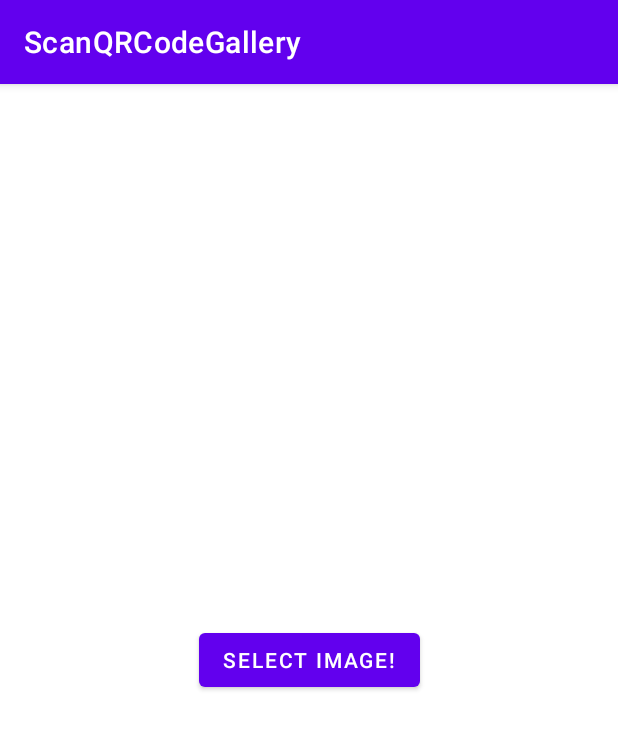
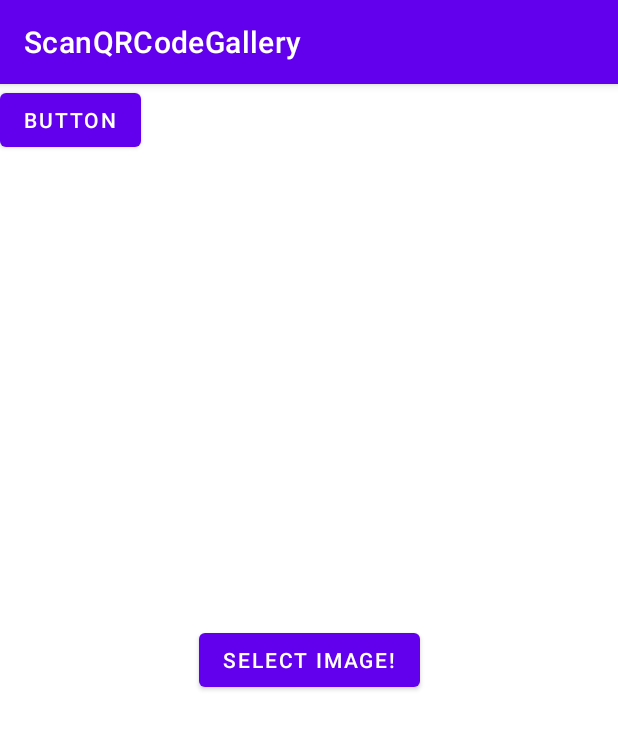
Before and after one commit to 6vedant/ScanQRCodeGallery, an Android app: the screen it shows after launch (MainActivity), on a phone screen of 412 x 824 dp. Shown: the top 729 px of the screen. Run offline under Robolectric (Android 15) with nearby library versions, the phone set to English and light mode, and no system bars; libraries missing offline, so code that uses them is left out: com.journeyapps.barcodescanner.

```diff
--- a/app/src/main/AndroidManifest.xml
+++ b/app/src/main/AndroidManifest.xml
@@ -1,6 +1,10 @@
 <?xml version="1.0" encoding="utf-8"?>
 <manifest xmlns:android="http://schemas.android.com/apk/res/android"
     package="io.vedant.scanqrcodegallery">
+
+    <uses-permission android:name="android.permission.CAMERA"/>
+    <uses-permission android:name="android.permission.WAKE_LOCK"/>
+    <uses-permission android:name="android.permission.VIBRATE"/>
 
     <application
         android:allowBackup="true"
--- a/app/src/main/java/io/vedant/scanqrcodegallery/MainActivity.java
+++ b/app/src/main/java/io/vedant/scanqrcodegallery/MainActivity.java
@@ -1,5 +1,6 @@
 package io.vedant.scanqrcodegallery;
 
+import androidx.activity.result.ActivityResultLauncher;
 import androidx.appcompat.app.AppCompatActivity;
 
 import android.content.Intent;
@@ -18,6 +19,8 @@ import com.google.zxing.RGBLuminanceSource;
 import com.google.zxing.Reader;
 import com.google.zxing.Result;
 import com.google.zxing.common.HybridBinarizer;
+import com.journeyapps.barcodescanner.ScanContract;
+import com.journeyapps.barcodescanner.ScanOptions;
 
 import java.io.FileNotFoundException;
 import java.io.InputStream;
@@ -25,19 +28,47 @@ import java.io.InputStream;
 public class MainActivity extends AppCompatActivity {
     private static final int PICK_IMAGE = 333;
     private static final String TAG = "GALLERY";
-
+    private final ActivityResultLauncher<ScanOptions> barcodeLauncher = registerForActivityResult(new ScanContract(),
+            result -> {
+                if(result.getContents() == null) {
+                    Toast.makeText(MainActivity.this, "Cancelled", Toast.LENGTH_LONG).show();
+                } else {
+                    Toast.makeText(MainActivity.this, "Scanned: " + result.getContents(), Toast.LENGTH_LONG).show();
+                }
+            });
     @Override
     protected void onCreate(Bundle savedInstanceState) {
         super.onCreate(savedInstanceState);
         setContentView(R.layout.activity_main);
 
+        findViewById(R.id.scan_qr).setOnClickListener(new View.OnClickListener() {
+            @Override
+            public void onClick(View v) {
+                // open camera to scan a qr/barcode
+
+                barcodeLauncher.launch(new ScanOptions());
+            }
+        });
 
         findViewById(R.id.select_image_btn).setOnClickListener(new View.OnClickListener() {
             @Override
             public void onClick(View v) {
+
+
+
                 // select image
                 Intent intent = new Intent(Intent.ACTION_PICK, android.provider.MediaStore.Images.Media.EXTERNAL_CONTENT_URI);
                 startActivityForResult(intent, PICK_IMAGE);
+
+
+//                try {
+//
+//                    Intent intent = new Intent("com.google.zxing.client.android.SCAN");
+//                    intent.putExtra("SCAN_MODE", "QR_CODE_MODE"); // "PRODUCT_MODE for bar codes
+//                    startActivityForResult(intent, 0);
+//
+//                } catch (Exception e) {
+//                }
 
             }
         });
@@ -46,7 +77,16 @@ public class MainActivity extends AppCompatActivity {
     @Override
     public void onActivityResult(int requestCode, int resultCode, Intent data) {
         super.onActivityResult(requestCode, resultCode, data);
+        if (requestCode == 0) {
 
+            if (resultCode == RESULT_OK) {
+                String contents = data.getStringExtra("SCAN_RESULT");
+                Toast.makeText(getApplicationContext(), "Contents: "+contents, Toast.LENGTH_SHORT).show();
+            }
+            if(resultCode == RESULT_CANCELED){
+                //handle cancel
+            }
+        }
 
         if (requestCode == PICK_IMAGE && data != null) {
             // it is the success
--- a/app/src/main/res/layout/activity_main.xml
+++ b/app/src/main/res/layout/activity_main.xml
@@ -16,6 +16,14 @@
         app:layout_constraintRight_toRightOf="parent"
         app:layout_constraintTop_toTopOf="parent" />
 
+    <Button
+        android:id="@+id/scan_qr"
+        android:layout_width="wrap_content"
+        android:layout_height="wrap_content"
+        android:text="Button"
+        tools:ignore="MissingConstraints"
+        tools:layout_editor_absoluteX="131dp"
+        tools:layout_editor_absoluteY="509dp" />
 
 
 </androidx.constraintlayout.widget.ConstraintLayout>
```
